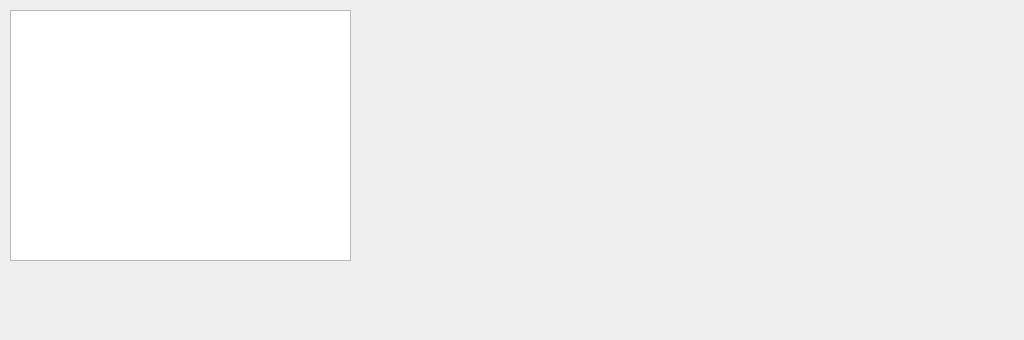
Before: the Qt Designer form src/jenot/qt/ui/watchlist.ui in Artalus/jenot, drawn with Qt 5.
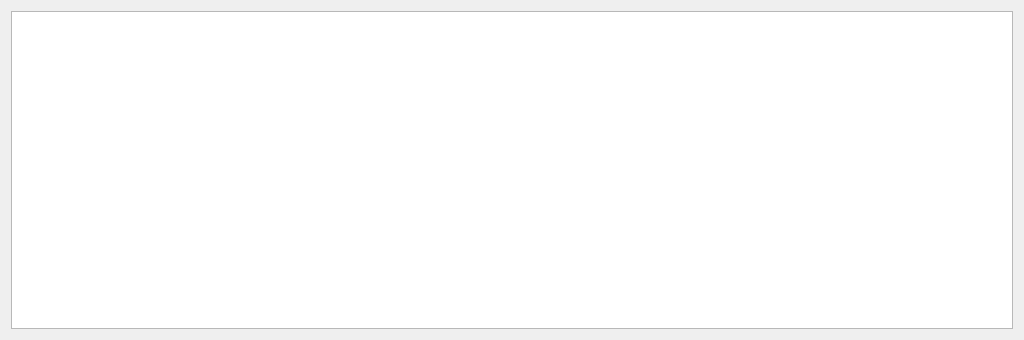
After: the same form once the commit is applied.

Commit message: ux: actually apply vertical layout to watchlist

```diff
--- a/src/jenot/qt/ui/watchlist.ui
+++ b/src/jenot/qt/ui/watchlist.ui
@@ -19,15 +19,8 @@
   <property name="windowTitle">
    <string>Currently watching</string>
   </property>
-  <widget class="QWidget" name="verticalLayoutWidget">
-   <property name="geometry">
-    <rect>
-     <x>10</x>
-     <y>10</y>
-     <width>341</width>
-     <height>251</height>
-    </rect>
-   </property>
+  <layout class="QHBoxLayout" name="horizontalLayout">
+   <item>
    <layout class="QVBoxLayout" name="verticalLayout">
     <property name="sizeConstraint">
      <enum>QLayout::SetMinAndMaxSize</enum>
@@ -43,7 +36,8 @@
      </widget>
     </item>
    </layout>
-  </widget>
+   </item>
+  </layout>
  </widget>
  <resources/>
  <connections/>
```
Lines whose indentation alone changed are shown as unchanged.
